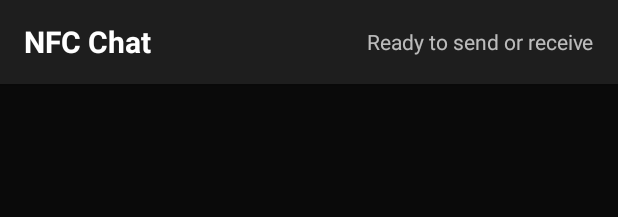
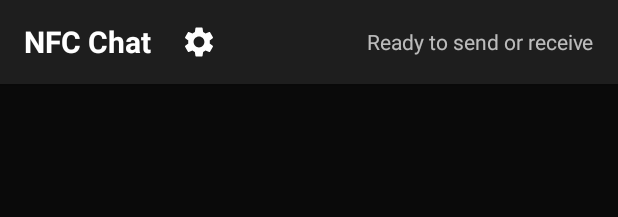
Before and after one commit to callebtc/nfchat, an Android app built with Jetpack Compose: the layout activity_main.xml on its own in the app's theme, with its tools: preview values and no code run, on a phone screen of 412 x 824 dp. Shown: the top 217 px of the screen. Run offline under Robolectric (Android 15) with nearby library versions, the phone set to English and light mode, and no system bars.

Commit message:
settings

```diff
--- a/app/src/main/AndroidManifest.xml
+++ b/app/src/main/AndroidManifest.xml
@@ -29,6 +29,12 @@
             </intent-filter>
         </activity>
 
+        <!-- Settings Activity -->
+        <activity
+            android:name=".SettingsActivity"
+            android:exported="false"
+            android:theme="@style/AppTheme" />
+
         <!-- HCE Service -->
         <service android:name=".CardEmulationService"
             android:exported="true"
--- /dev/null
+++ b/app/src/main/res/drawable/ic_settings.xml
@@ -0,0 +1,11 @@
+<?xml version="1.0" encoding="utf-8"?>
+<vector xmlns:android="http://schemas.android.com/apk/res/android"
+    android:width="24dp"
+    android:height="24dp"
+    android:viewportWidth="24"
+    android:viewportHeight="24"
+    android:tint="@color/text_primary_dark">
+    <path
+        android:fillColor="@android:color/white"
+        android:pathData="M19.14,12.94c0.04,-0.3 0.06,-0.61 0.06,-0.94c0,-0.32 -0.02,-0.64 -0.07,-0.94l2.03,-1.58c0.18,-0.14 0.23,-0.41 0.12,-0.61l-1.92,-3.32c-0.12,-0.22 -0.37,-0.29 -0.59,-0.22l-2.39,0.96c-0.5,-0.38 -1.03,-0.7 -1.62,-0.94L14.4,2.81c-0.04,-0.24 -0.24,-0.41 -0.48,-0.41h-3.84c-0.24,0 -0.43,0.17 -0.47,0.41L9.25,5.35C8.66,5.59 8.12,5.92 7.63,6.29L5.24,5.33c-0.22,-0.08 -0.47,0 -0.59,0.22L2.74,8.87C2.62,9.08 2.66,9.34 2.86,9.48l2.03,1.58C4.84,11.36 4.8,11.69 4.8,12s0.02,0.64 0.07,0.94l-2.03,1.58c-0.18,0.14 -0.23,0.41 -0.12,0.61l1.92,3.32c0.12,0.22 0.37,0.29 0.59,0.22l2.39,-0.96c0.5,0.38 1.03,0.7 1.62,0.94l0.36,2.54c0.05,0.24 0.24,0.41 0.48,0.41h3.84c0.24,0 0.44,-0.17 0.47,-0.41l0.36,-2.54c0.59,-0.24 1.13,-0.56 1.62,-0.94l2.39,0.96c0.22,0.08 0.47,0 0.59,-0.22l1.92,-3.32c0.12,-0.22 0.07,-0.47 -0.12,-0.61L19.14,12.94zM12,15.6c-1.98,0 -3.6,-1.62 -3.6,-3.6s1.62,-3.6 3.6,-3.6s3.6,1.62 3.6,3.6S13.98,15.6 12,15.6z"/>
+</vector>
--- a/app/src/main/res/layout/activity_main.xml
+++ b/app/src/main/res/layout/activity_main.xml
@@ -16,14 +16,31 @@
             android:layout_width="match_parent"
             android:layout_height="match_parent">
 
-            <TextView
+            <LinearLayout
                 android:layout_width="wrap_content"
                 android:layout_height="wrap_content"
-                android:text="@string/app_title"
-                android:textColor="@color/text_primary_dark"
-                android:textSize="20sp"
-                android:textStyle="bold"
-                android:layout_centerVertical="true" />
+                android:orientation="horizontal"
+                android:gravity="center_vertical"
+                android:layout_centerVertical="true">
+
+                <TextView
+                    android:layout_width="wrap_content"
+                    android:layout_height="wrap_content"
+                    android:text="@string/app_title"
+                    android:textColor="@color/text_primary_dark"
+                    android:textSize="20sp"
+                    android:textStyle="bold" />
+
+                <ImageView
+                    android:id="@+id/btnSettings"
+                    android:layout_width="48dp"
+                    android:layout_height="48dp"
+                    android:src="@drawable/ic_settings"
+                    android:padding="12dp"
+                    android:layout_marginStart="8dp"
+                    android:contentDescription="@string/settings_title"
+                    android:background="?attr/selectableItemBackgroundBorderless"/>
+            </LinearLayout>
 
             <TextView
                 android:id="@+id/tvStatus"
```
Also changed, not shown: app/src/main/java/com/example/nfcdemo/MainActivity.kt (+75 -20 lines), app/src/main/java/com/example/nfcdemo/SettingsActivity.kt (added, +62 -0 lines), app/src/main/java/com/example/nfcdemo/data/MessageDbHelper.kt (+116 -11 lines), app/src/main/java/com/example/nfcdemo/data/SettingsContract.kt (added, +18 -0 lines), app/src/main/res/layout/activity_settings.xml (added, +101 -0 lines), app/src/main/res/values/strings.xml (+7 -0 lines).
